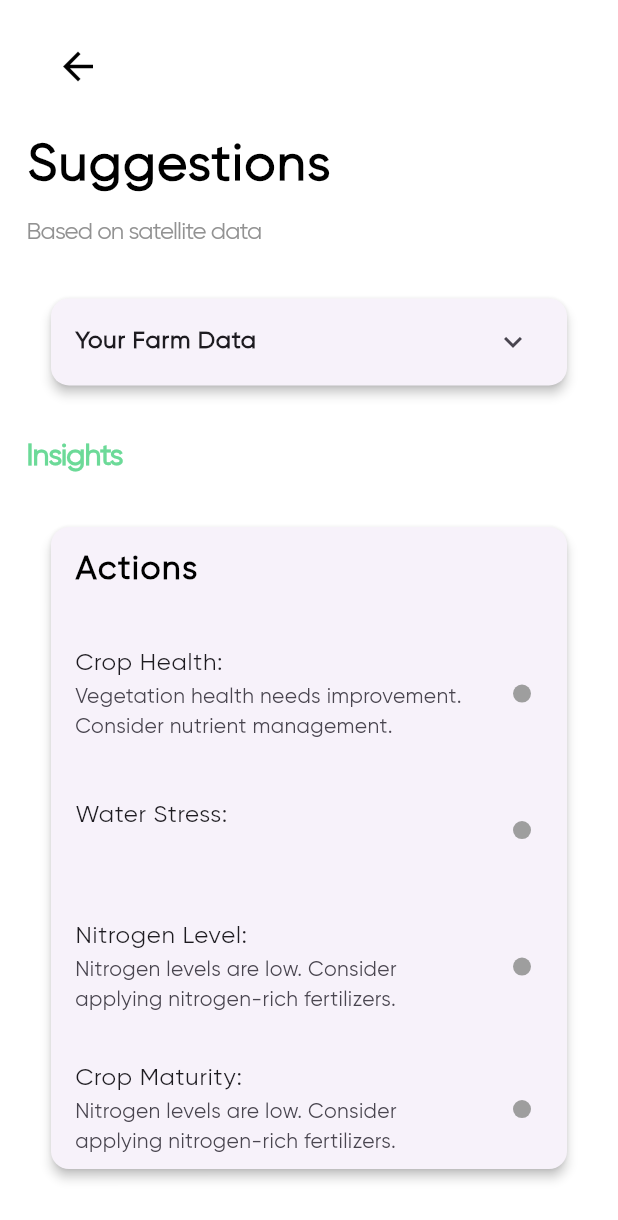
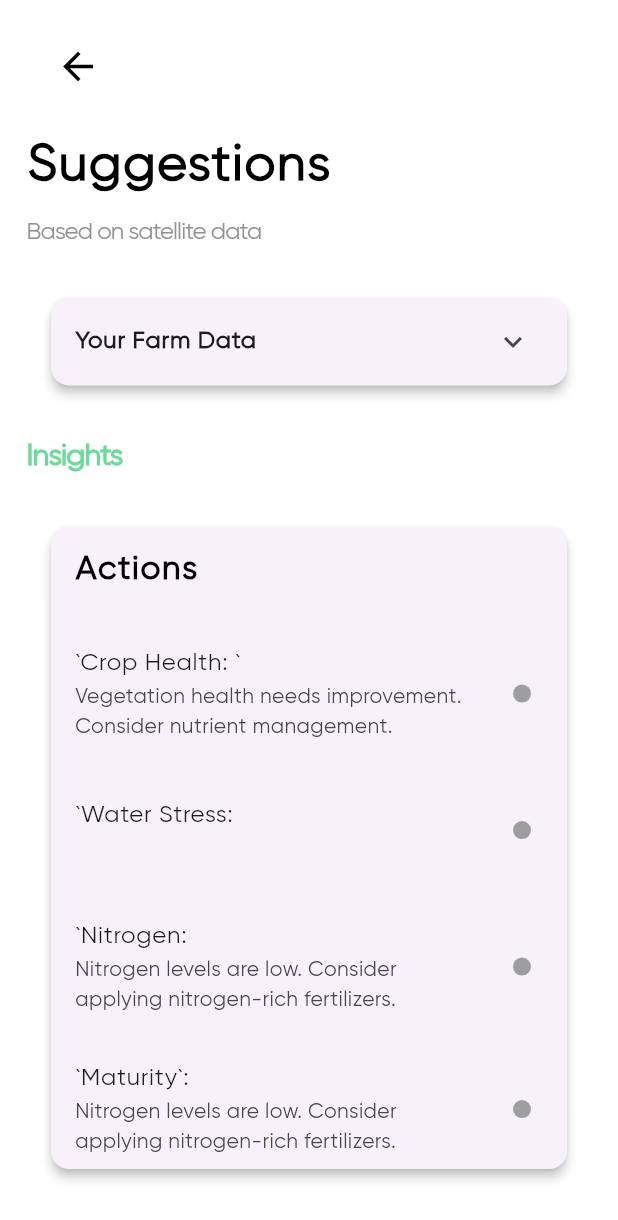
Before and after one commit to Light-Heads/GoogleHack4Change, a Flutter app: the SugesstionScreen screen opened directly with empty values, on a phone screen of 412 x 824 dp. Shown: the top 1220 px of the screen. Run offline on Flutter 3.47's test engine with Material 3 defaults, Android fonts, the phone set to English and light mode, and no system bars; our stand-ins replace buttons_tabbar, dio, firebase_auth, firebase_core, geocoding, geolocator and 8 more; accounts and stored records are empty; generated files the repository leaves out were written again; network calls fail.

Commit message:
Localization

```diff
--- a/lib/l10n/app_hi.arb
+++ b/lib/l10n/app_hi.arb
@@ -19,6 +19,8 @@
     "insights": "अंतर्दृष्टि",
     "health": "फसल स्वास्थ्य",
     "waterStress": "पानी तनाव",
+    "nitrogen": "नाइट्रोजन",
+    "maturity": "परिपक्वता",
     "low": "कम",
     "medium": "मध्यम",
     "high": "उच्च",
@@ -27,5 +29,7 @@
     "nitAdequate": "नाइट्रोजन का स्तर पर्याप्त है",
     "nitLow": "नाइट्रोजन का स्तर कम है. नाइट्रोजन युक्त उर्वरक लगाने पर विचार करें",
     "vegHealthGood": "सब्जी का स्वास्थ्य अच्छा है",
-    "vegHealthImprove": "सब्जी स्वास्थ्य में सुधार की आवश्यकता है। पोषक तत्व प्रबंधन पर विचार करें"
+    "vegHealthImprove": "सब्जी स्वास्थ्य में सुधार की आवश्यकता है। पोषक तत्व प्रबंधन पर विचार करें",
+    "actions": "कार्रवाई",
+    "waterlimit" : "जल तनाव स्वीकृत स्तरों के भीतर है।"
 }
--- a/lib/l10n/app_te.arb
+++ b/lib/l10n/app_te.arb
@@ -19,6 +19,8 @@
     "insights": "అంతర్దృష్టులు",
     "health": "పంట ఆరోగ్యం",
     "waterStress": "నీటి ఒత్తిడి",
+    "nitrogen": "నత్రజని స్థాయిలు",
+    "maturity": "పంట పరిపాలన",
     "low": "తక్కువ",
     "medium": "మధ్యస్థం",
     "high": "అధిక",
@@ -27,5 +29,7 @@
     "nitAdequate":"ప్రస్తుత పంట పరిస్థితులకు నత్రజని స్థాయిలు సరిపోతాయి",
     "nitLow": "నత్రజని స్థాయిలు తక్కువగా ఉంటాయి. నత్రజని అధికంగా ఉండే ఎరువులను వర్తింపజేయడాన్ని పరిగణించండి",
     "vegHealthGood": "పంట ఆరోగ్యం మంచిగా ఉంది",
-    "vegHealthImprove": "పంట ఆరోగ్యం మెరుగుపడాలి. పోషకాల నిర్వహణను పరిగణించండి"
+    "vegHealthImprove": "పంట ఆరోగ్యం మెరుగుపడాలి. పోషకాల నిర్వహణను పరిగణించండి",
+    "actions": "చర్యలు",
+    "waterlimit" : "నీటి తాగితో అనుమానాన్ని అంగీకరించబడింది."
 }
--- a/lib/views/polygon/suggestions.dart
+++ b/lib/views/polygon/suggestions.dart
@@ -5,7 +5,6 @@ import '../../controllers/polygon_controller.dart';
 import '../../pallete.dart';
 import '../../theme.dart';
 import 'package:flutter_gen/gen_l10n/app_localizations.dart';
-
 
 class SugesstionScreen extends StatefulWidget {
   final String nitrogen;
@@ -55,7 +54,7 @@ class _SugesstionScreenState extends State<SugesstionScreen> {
                   crossAxisAlignment: CrossAxisAlignment.start,
                   children: [
                     Text(
-                  AppLocalizations.of(context)!.suggestions,
+                      AppLocalizations.of(context)!.suggestions,
                       style: h1.copyWith(fontSize: 34, color: Colors.black),
                     ),
                     SizedBox(
@@ -79,8 +78,14 @@ class _SugesstionScreenState extends State<SugesstionScreen> {
                           fontWeight: FontWeight.w800,
                           color: Pallete.greenColor),
                     ),
-                    SizedBox(height: size.height*0.03,),
-                    Insights(poly: polygon, nitrogen: widget.nitrogen, health: widget.health, waterStresss: widget.waterStress)
+                    SizedBox(
+                      height: size.height * 0.03,
+                    ),
+                    Insights(
+                        poly: polygon,
+                        nitrogen: widget.nitrogen,
+                        health: widget.health,
+                        waterStresss: widget.waterStress)
                   ],
                 ),
               ),
@@ -175,10 +180,10 @@ class Insights extends StatelessWidget {
     }
   }
 
-  String interpretWaterStress(String waterStressScore) {
+  String interpretWaterStress(BuildContext context, waterStressScore) {
     switch (waterStressScore) {
       case "Low":
-        return "Water stress is within acceptable levels.";
+        return AppLocalizations.of(context)!.waterlimit;
       case "Medium":
         return "Moderate water stress detected. Consider adjusting irrigation.";
       case "High":
@@ -213,13 +218,15 @@ class Insights extends StatelessWidget {
         children: [
           ListTile(
             title: Text(
-              'Actions',
+              AppLocalizations.of(context)!.actions,
               style: h1.copyWith(fontWeight: FontWeight.w700),
             ),
           ),
-          SizedBox(height: 15,),
+          SizedBox(
+            height: 15,
+          ),
           ListTile(
-            title: Text('Crop Health: ${health}'),
+            title: Text('`${AppLocalizations.of(context)!.health}: `${health}'),
             subtitle: Text(interpretCropHealth(context, health)),
             trailing: Container(
               width: 12,
@@ -230,10 +237,13 @@ class Insights extends StatelessWidget {
               ),
             ),
           ),
-          SizedBox(height: 15,),
+          SizedBox(
+            height: 15,
+          ),
           ListTile(
-            title: Text('Water Stress: ${waterStresss}'),
-            subtitle: Text(interpretWaterStress(waterStresss)),
+            title: Text(
+                '`${AppLocalizations.of(context)!.waterStress}: ${waterStresss}'),
+            subtitle: Text(interpretWaterStress(context, waterStresss)),
             trailing: Container(
               width: 12,
               height: 12,
@@ -243,9 +253,12 @@ class Insights extends StatelessWidget {
               ),
             ),
           ),
-          SizedBox(height: 15,),
+          SizedBox(
+            height: 15,
+          ),
           ListTile(
-            title: Text('Nitrogen Level: ${nitrogen}'),
+            title:
+                Text('`${AppLocalizations.of(context)!.nitrogen}: ${nitrogen}'),
             subtitle: Text(interpretNitrogenLevel(context, nitrogen)),
             trailing: Container(
               width: 12,
@@ -256,9 +269,12 @@ class Insights extends StatelessWidget {
               ),
             ),
           ),
-          SizedBox(height: 15,),
+          SizedBox(
+            height: 15,
+          ),
           ListTile(
-            title: Text('Crop Maturity: ${nitrogen}'),
+            title: Text(
+                '`${AppLocalizations.of(context)!.maturity}`: ${nitrogen}'),
             subtitle: Text(interpretNitrogenLevel(context, nitrogen)),
             trailing: Container(
               width: 12,
```
Also changed, not shown: lib/l10n/app_en.arb (+16 -0 lines).
